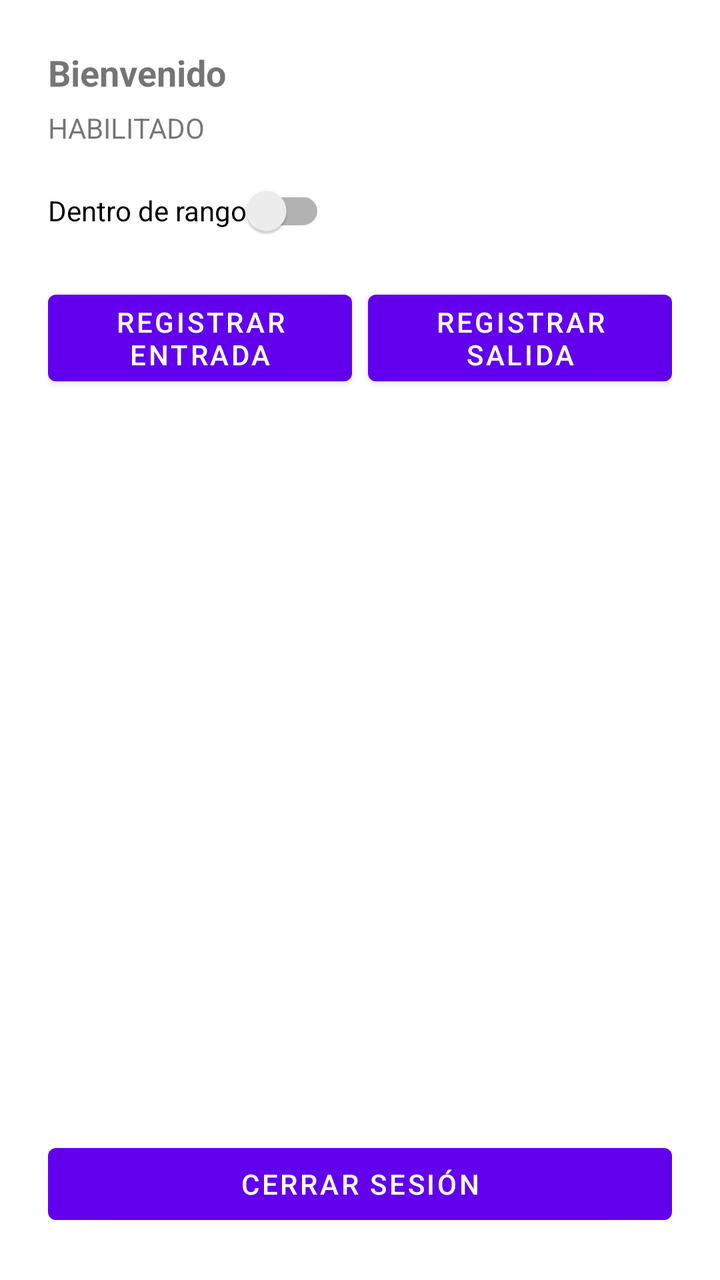
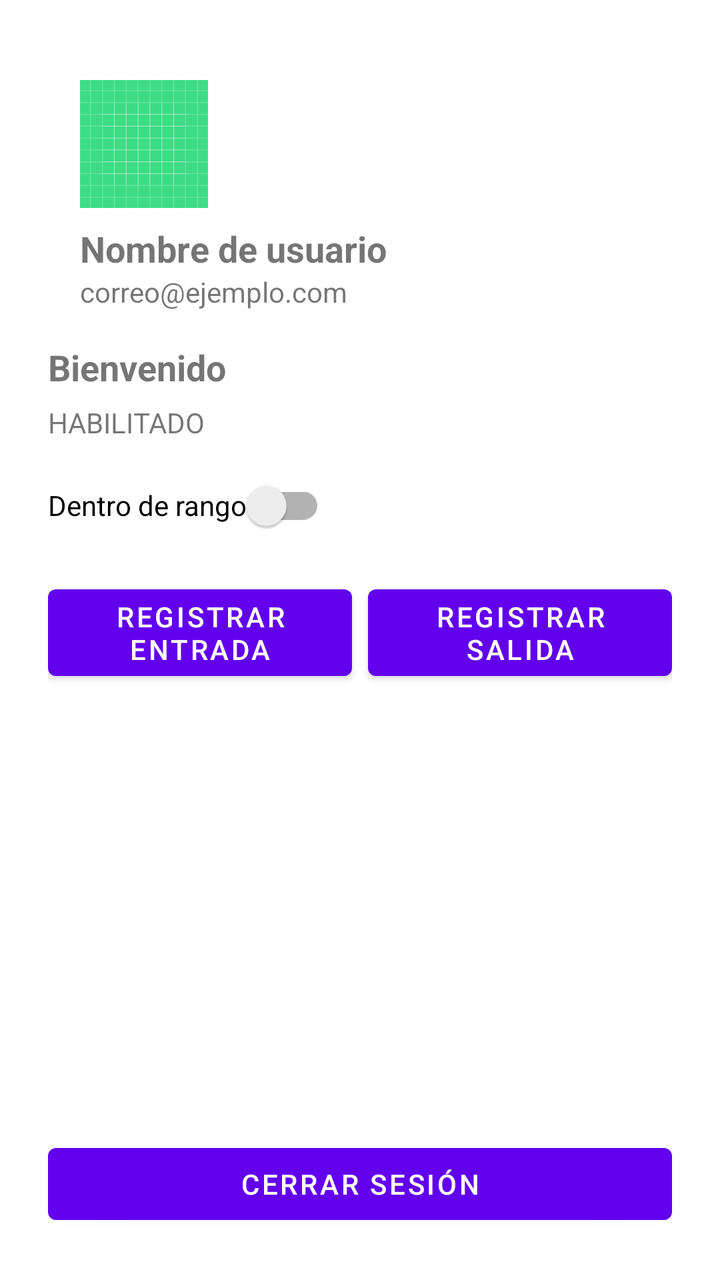

Screens rendered from an Android XML layout before and after an edit, with the pre-edit source and the edit as a unified diff.
<!-- AndroidManifest.xml: application theme Theme.Alden -->
<!-- res/layout/activity_registro.xml -->
<?xml version="1.0" encoding="utf-8"?>
<LinearLayout xmlns:android="http://schemas.android.com/apk/res/android"
    android:orientation="vertical"
    android:padding="24dp"
    android:layout_width="match_parent"
    android:layout_height="match_parent">

    <TextView
        android:id="@+id/tvHeader"
        android:layout_width="wrap_content"
        android:layout_height="wrap_content"
        android:text="Bienvenido"
        android:textStyle="bold"
        android:textSize="18sp" />

    <TextView
        android:id="@+id/tvEstado"
        android:layout_width="wrap_content"
        android:layout_height="wrap_content"
        android:text="HABILITADO"
        android:layout_marginTop="6dp" />

    <androidx.appcompat.widget.SwitchCompat
        android:id="@+id/swZona"
        android:layout_width="wrap_content"
        android:layout_height="wrap_content"
        android:text="Dentro de rango"
        android:layout_marginTop="8dp"/>

    <LinearLayout
        android:orientation="horizontal"
        android:layout_width="match_parent"
        android:layout_height="wrap_content"
        android:layout_marginTop="12dp">

        <Button
            android:id="@+id/btnEntrada"
            android:layout_width="0dp"
            android:layout_height="wrap_content"
            android:layout_weight="1"
            android:text="Registrar entrada" />

        <Button
            android:id="@+id/btnSalida"
            android:layout_width="0dp"
            android:layout_height="wrap_content"
            android:layout_weight="1"
            android:text="Registrar salida"
            android:layout_marginStart="8dp" />
    </LinearLayout>

    <androidx.recyclerview.widget.RecyclerView
        android:id="@+id/rvRegistros"
        android:layout_width="match_parent"
        android:layout_height="0dp"
        android:layout_marginTop="12dp"
        android:layout_weight="1" />

    <Button
        android:id="@+id/btnCerrarSesion"
        android:layout_width="match_parent"
        android:layout_height="wrap_content"
        android:text="Cerrar sesión"
        android:layout_marginTop="12dp" />
</LinearLayout>
<!-- resources referenced by this layout -->
<resources>
  <style name="Theme.Alden" parent="Theme.MaterialComponents.DayNight.DarkActionBar">
          
          <item name="colorPrimary">@color/purple_500</item>
          <item name="colorPrimaryVariant">@color/purple_700</item>
          <item name="colorOnPrimary">@color/white</item>
          
          <item name="colorSecondary">@color/teal_200</item>
          <item name="colorSecondaryVariant">@color/teal_700</item>
          <item name="colorOnSecondary">@color/black</item>
          
          <item name="android:statusBarColor" tools:targetApi="l">?attr/colorPrimaryVariant</item>
          
      </style>
  <color name="purple_500">#FF6200EE</color>
  <color name="purple_700">#FF3700B3</color>
  <color name="white">#FFFFFFFF</color>
  <color name="teal_200">#FF03DAC5</color>
  <color name="teal_700">#FF018786</color>
  <color name="black">#FF000000</color>
</resources>

<!-- the commit's change to res/layout/activity_registro.xml (unified diff, before → after) -->
@@ -4,6 +4,38 @@
     android:padding="24dp"
     android:layout_width="match_parent"
     android:layout_height="match_parent">
+
+    <LinearLayout
+        android:id="@+id/layoutUserInfo"
+        android:layout_width="match_parent"
+        android:layout_height="wrap_content"
+        android:orientation="vertical"
+        android:padding="16dp">
+
+        <ImageView
+            android:id="@+id/imgUserPhoto"
+            android:layout_width="64dp"
+            android:layout_height="64dp"
+            android:layout_marginBottom="8dp"
+            android:scaleType="centerCrop"
+            android:src="@drawable/ic_person_background" />
+
+        <TextView
+            android:id="@+id/tvUserName"
+            android:layout_width="wrap_content"
+            android:layout_height="wrap_content"
+            android:text="Nombre de usuario"
+            android:textStyle="bold"
+            android:textSize="18sp" />
+
+        <TextView
+            android:id="@+id/tvUserEmail"
+            android:layout_width="wrap_content"
+            android:layout_height="wrap_content"
+            android:text="correo@ejemplo.com"
+            android:textSize="14sp" />
+    </LinearLayout>
+
 
     <TextView
         android:id="@+id/tvHeader"
<!-- resource entries referenced after the edit -->
@@ -1,5 +1,6 @@
 <!-- resources referenced by this layout -->
 <resources>
+  <!-- drawable ic_person_background: vector/xml drawable (drawable, 4866 chars, omitted) -->
   <style name="Theme.Alden" parent="Theme.MaterialComponents.DayNight.DarkActionBar">
           
           <item name="colorPrimary">@color/purple_500</item>
